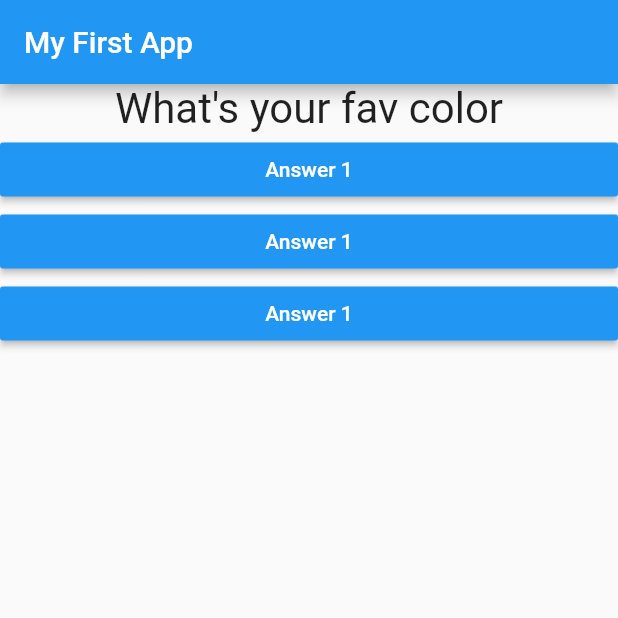
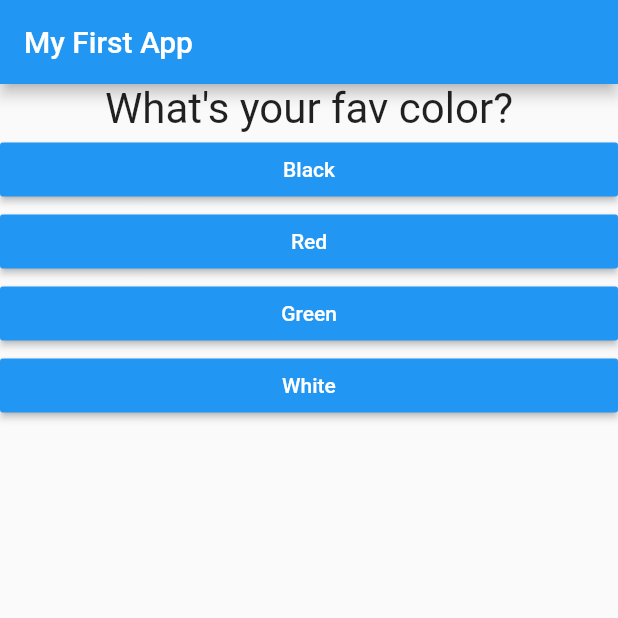
Before and after one commit to hamzzgab/Flutter-Course, a Flutter app: the screen it shows after launch, on a phone screen of 412 x 824 dp, the top half of it. Run offline on Flutter 3.47's test engine with Material 2 defaults, Android fonts, the phone set to English and light mode, and no system bars.

```diff
--- a/quiz_app/lib/answer.dart
+++ b/quiz_app/lib/answer.dart
@@ -3,9 +3,10 @@ import 'package:flutter/material.dart';
 class Answer extends StatelessWidget {
   // Value has to be a function
   final Function selectHandler;
+  final String answerText;
 
   //Constructor storing the function
-  Answer(this.selectHandler);
+  Answer(this.selectHandler, this.answerText);
 
   @override
   Widget build(BuildContext context) {
@@ -14,7 +15,7 @@ class Answer extends StatelessWidget {
         child: RaisedButton(
           color: Colors.blue,
           textColor: Colors.white,
-          child: Text('Answer 1'),
+          child: Text(answerText),
           // Using the function
           onPressed: selectHandler,
         ));
--- a/quiz_app/lib/main.dart
+++ b/quiz_app/lib/main.dart
@@ -28,7 +28,23 @@ class _MyAppState extends State<MyApp> {
 
   @override
   Widget build(BuildContext context) {
-    var questions = ["What's your fav color", "What's your fav animal"];
+    // Map is a collection of key value pairs
+    // key could be a number or string
+    // Shorthand way to make it long way is using Map()
+    var questions = [
+      {
+        'questionText': "What's your fav color? ",
+        'answers': ['Black', 'Red', 'Green', 'White']
+      },
+      {
+        'questionText': "What's your fav animal? ",
+        'answers': ['Dog', 'Cat', 'Lion', 'Zebra']
+      },
+      {
+        'questionText': "Who's your fav instructor? ",
+        'answers': ['Hamzz', 'Hamzz', 'Hamzz', 'Hamzz']
+      }
+    ];
 
     return MaterialApp(
       home: Scaffold(
@@ -38,10 +54,21 @@ class _MyAppState extends State<MyApp> {
         body: Column(
           children: <Widget>[
             // calls the question file
-            Question(questions[_questionIndex]),
-            Answer(_answerQuestion),
-            Answer(_answerQuestion),
-            Answer(_answerQuestion),
+            Question(questions[_questionIndex]['questionText']),
+
+            // Returns a new list
+            // Tell dart answers will be a list of strings
+            // ... adds a spread operator
+            // take a list and they pull all the values out of the list
+            // and add them to the surrounding list
+            // as individual values
+            ...(questions[_questionIndex]['answers'] as List<String>)
+                .map((answer) {
+              // returns an answer widget
+
+              return Answer(_answerQuestion, answer);
+            }).toList()
+            // generates a new list
           ],
         ),
       ),
```
